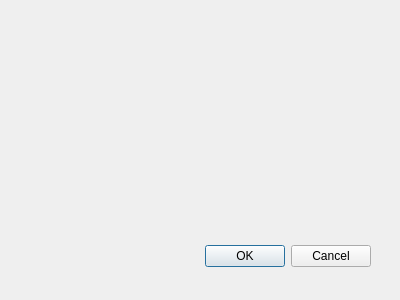
Old version of the form src/zonedialog.ui in the repository hmatuschek/qdmr.
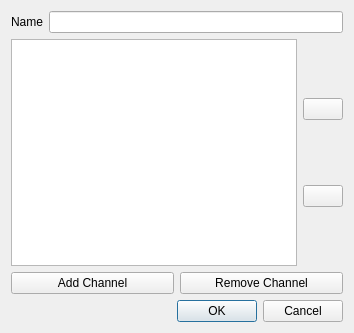
New version of the form. Icons and pictures are not drawn.

```diff
--- a/src/zonedialog.ui
+++ b/src/zonedialog.ui
@@ -1,36 +1,98 @@
-<ui version="4.0" >
- <author></author>
- <comment></comment>
- <exportmacro></exportmacro>
- <class>Dialog</class>
- <widget class="QDialog" name="Dialog" >
-  <property name="geometry" >
+<?xml version="1.0" encoding="UTF-8"?>
+<ui version="4.0">
+ <class>ZoneDialog</class>
+ <widget class="QDialog" name="ZoneDialog">
+  <property name="geometry">
    <rect>
     <x>0</x>
     <y>0</y>
-    <width>400</width>
-    <height>300</height>
+    <width>354</width>
+    <height>333</height>
    </rect>
   </property>
   <property name="windowTitle" >
    <string>Dialog</string>
   </property>
-  <widget class="QDialogButtonBox" name="buttonBox" >
-   <property name="geometry" >
-    <rect>
-     <x>30</x>
-     <y>240</y>
-     <width>341</width>
-     <height>32</height>
-    </rect>
-   </property>
-   <property name="orientation" >
-    <enum>Qt::Horizontal</enum>
-   </property>
-   <property name="standardButtons" >
-    <set>QDialogButtonBox::Cancel|QDialogButtonBox::Ok</set>
-   </property>
-  </widget>
+  <layout class="QVBoxLayout" name="verticalLayout">
+   <item>
+    <layout class="QHBoxLayout" name="horizontalLayout">
+     <item>
+      <widget class="QLabel" name="label">
+       <property name="text">
+        <string>Name</string>
+       </property>
+       <property name="buddy">
+        <cstring>zoneName</cstring>
+       </property>
+      </widget>
+     </item>
+     <item>
+      <widget class="QLineEdit" name="zoneName"/>
+     </item>
+    </layout>
+   </item>
+   <item>
+    <layout class="QHBoxLayout" name="horizontalLayout_2">
+     <item>
+      <widget class="QListWidget" name="channelList"/>
+     </item>
+     <item>
+      <layout class="QVBoxLayout" name="verticalLayout_2">
+       <item>
+        <widget class="QPushButton" name="channelUp">
+         <property name="text">
+          <string/>
+         </property>
+         <property name="icon">
+          <iconset resource="../shared/resources.qrc">
+           <normaloff>:/icons/up.png</normaloff>:/icons/up.png</iconset>
+         </property>
+        </widget>
+       </item>
+       <item>
+        <widget class="QPushButton" name="channelDown">
+         <property name="text">
+          <string/>
+         </property>
+         <property name="icon">
+          <iconset resource="../shared/resources.qrc">
+           <normaloff>:/icons/down.png</normaloff>:/icons/down.png</iconset>
+         </property>
+        </widget>
+       </item>
+      </layout>
+     </item>
+    </layout>
+   </item>
+   <item>
+    <layout class="QHBoxLayout" name="horizontalLayout_3">
+     <item>
+      <widget class="QPushButton" name="addChannel">
+       <property name="text">
+        <string>Add Channel</string>
+       </property>
+      </widget>
+     </item>
+     <item>
+      <widget class="QPushButton" name="remChannel">
+       <property name="text">
+        <string>Remove Channel</string>
+       </property>
+      </widget>
+     </item>
+    </layout>
+   </item>
+   <item>
+    <widget class="QDialogButtonBox" name="buttonBox">
+     <property name="orientation">
+      <enum>Qt::Horizontal</enum>
+     </property>
+     <property name="standardButtons">
+      <set>QDialogButtonBox::Cancel|QDialogButtonBox::Ok</set>
+     </property>
+    </widget>
+   </item>
+  </layout>
  </widget>
  <pixmapfunction></pixmapfunction>
  <resources/>
```
Left out of the diff: 19 changed lines with no effect on the pictures.
